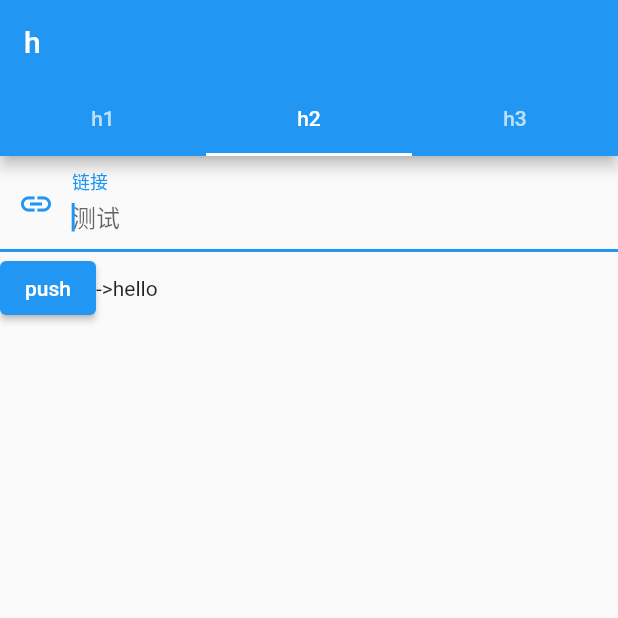
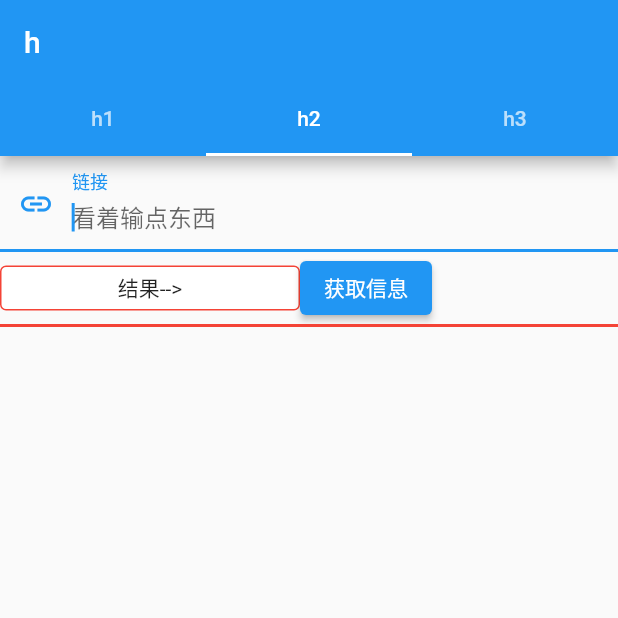
Before and after one commit to feilongproject/flpTools, a Flutter app: the screen it shows after launch, tab 2 chosen, on a phone screen of 412 x 824 dp, the top half of it. Run offline on Flutter 3.47's test engine with Material 2 defaults, Android fonts, the phone set to English and light mode, and no system bars; our stand-ins replace dio.

Commit message:
[U]bili视频获取功能初步实现

```diff
--- a/lib/home_page.dart
+++ /dev/null
@@ -1,39 +0,0 @@
-import 'package:flutter/material.dart';
-
-class HomePage extends StatefulWidget {
-  const HomePage({Key? key}) : super(key: key);
-
-  @override
-  _HomePageState createState() => _HomePageState();
-}
-
-class _HomePageState extends State<HomePage> {
-  final TextEditingController _linkInput = TextEditingController();
-  String _text = "hello";
-  void _setInput() {
-    setState(() {
-      if (_linkInput.text != '') {
-        _text = _linkInput.text;
-      } else {
-        _text = "null input";
-      }
-    });
-  }
-
-  @override
-  Widget build(BuildContext context) {
-    return Column(children: [
-      TextField(
-        onChanged: ((value) => _setInput()),
-        controller: _linkInput,
-        autofocus: true,
-        decoration: const InputDecoration(
-            labelText: "链接", hintText: "测试", prefixIcon: Icon(Icons.link)),
-      ),
-      Flex(direction: Axis.horizontal, children: [
-        ElevatedButton(onPressed: _setInput, child: const Text("push")),
-        Text("->$_text"),
-      ]),
-    ]);
-  }
-}
--- a/lib/main.dart
+++ b/lib/main.dart
@@ -1,6 +1,5 @@
 import 'package:flutter/material.dart';
-import 'tools_tab_bar.dart';
-//import 'package:dio/dio.dart';
+import 'tab_bars.dart';
 
 void main() {
   runApp(const MyApp());
--- /dev/null
+++ b/lib/tab_bar_bili_info.dart
@@ -0,0 +1,133 @@
+import 'dart:convert';
+import 'package:flutter/material.dart';
+import 'package:dio/dio.dart';
+
+//import 'video_info.dart';
+
+class BiliInfo extends StatefulWidget {
+  const BiliInfo({Key? key}) : super(key: key);
+
+  @override
+  _BiliInfoState createState() => _BiliInfoState();
+}
+
+class _BiliInfoState extends State<BiliInfo> {
+  final TextEditingController _linkInput = TextEditingController();
+  String _text = "";
+  String _resInfo = "Null";
+  final List<Text> _videoInfoList = [];
+
+  void _setInput() {
+    setState(() {
+      if (_linkInput.text != '') {
+        //var exp = pattern.exec(pathname)
+        var rex =
+            RegExp(r"(av)\d{1,}|(bv)\w*|(ss)\d{1,}|(ep)\d{1,}|(md)\d{1,}");
+        var pat = rex.firstMatch(_linkInput.text);
+        //print(pat?.group(0));
+        //print(pat?.group(2));
+        if (pat != null) {
+          _text = pat.group(0)!;
+        } else {
+          _text = "no pat";
+        }
+      } else {
+        _text = "null";
+      }
+    });
+  }
+
+  _getInfo() async {
+    String baseUrl = "http://api.bilibili.com/x/web-interface/view?";
+    Dio dio = Dio();
+
+    if (_text.toLowerCase().startsWith("av")) {
+      baseUrl += "aid=${_text.substring(2)}";
+    } else if (_text.toLowerCase().startsWith("bv")) {
+      baseUrl += "aid=$_text";
+    }
+
+    var _res = await dio.get(baseUrl,
+        options: Options(responseType: ResponseType.plain));
+
+    setState(() {
+      _resInfo = _res.data.toString();
+    });
+
+    Map<String, dynamic> _resJson1 = json.decode(_res.data);
+
+    setState(() {
+      _videoInfoList.clear();
+      _videoInfoList.add(Text("aid:${_resJson1["data"]["aid"]}"));
+      _videoInfoList.add(Text("bvid:${_resJson1["data"]["bvid"]}"));
+      _videoInfoList.add(Text("pic:${_resJson1["data"]["pic"]}"));
+      _videoInfoList.add(Text("title:${_resJson1["data"]["title"]}"));
+    });
+    //VideoInfo _resJson = User.fromJson(_resJson1);
+  }
+
+  @override
+  Widget build(BuildContext context) {
+    return Column(children: [
+      Flex(
+          //详情主体
+          direction: Axis.vertical,
+          children: [
+            TextField(
+              //输入框
+              onChanged: ((value) => _setInput()),
+              controller: _linkInput,
+              autofocus: true,
+              decoration: const InputDecoration(
+                  labelText: "链接",
+                  hintText: "看着输点东西",
+                  prefixIcon: Icon(Icons.link)),
+            ),
+            Flex(
+                //中间结果和查询
+                direction: Axis.horizontal,
+                children: [
+                  Container(
+                    margin: const EdgeInsets.only(left: 0, top: 0),
+                    alignment: const Alignment(0, 0),
+                    height: 30,
+                    width: 200,
+                    decoration: BoxDecoration(
+                      color: Colors.white,
+                      //设置四周圆角 角度
+                      borderRadius:
+                          const BorderRadius.all(Radius.circular(4.0)),
+                      //设置四周边框
+                      border: Border.all(width: 1, color: Colors.red),
+                    ),
+                    child: Text("结果-->$_text"),
+                  ),
+                  ElevatedButton(
+                      onPressed: _getInfo, child: const Text("获取信息")),
+                ]),
+          ]),
+      Expanded(
+          child: ListView(
+        scrollDirection: Axis.vertical,
+        children: [
+          Container(
+            //margin: const EdgeInsets.only(left: 0, top: 0),
+            //alignment: const Alignment(0, 0),
+
+            decoration: BoxDecoration(
+              color: Colors.white,
+              //设置四周圆角 角度
+              //borderRadius: const BorderRadius.all(Radius.circular(4.0)),
+              //设置四周边框
+              border: Border.all(width: 1, color: Colors.red),
+            ),
+            child: Column(
+              crossAxisAlignment: CrossAxisAlignment.start,
+              children: _videoInfoList,
+            ),
+          )
+        ],
+      ))
+    ]);
+  }
+}
--- a/lib/tools_tab_bar.dart
+++ b/lib/tab_bars.dart
@@ -2,7 +2,8 @@
 
 import 'package:flutter/material.dart';
 
-import 'home_page.dart';
+import 'tab_bar_bili_info.dart';
+import 'tab_bar_home.dart';
 
 class ToolsTabBar extends StatefulWidget {
   const ToolsTabBar({Key? key}) : super(key: key);
@@ -64,10 +65,8 @@ class _ToolsTabBarState extends State<ToolsTabBar>
       body: TabBarView(
         controller: mController,
         children: const [
-          Center(
-            child: Text('home1'),
-          ),
           HomePage(),
+          BiliInfo(),
           Center(
             child: Text('home3'),
           ),
@@ -83,6 +82,6 @@ class _ToolsTabBarState extends State<ToolsTabBar>
   }
 
   _onTabChanged() {
-    print(mController.index);
+    //print(mController.index);
   }
 }
```
Also changed, not shown: lib/tab_bar_home.dart (added, +17 -0 lines).
